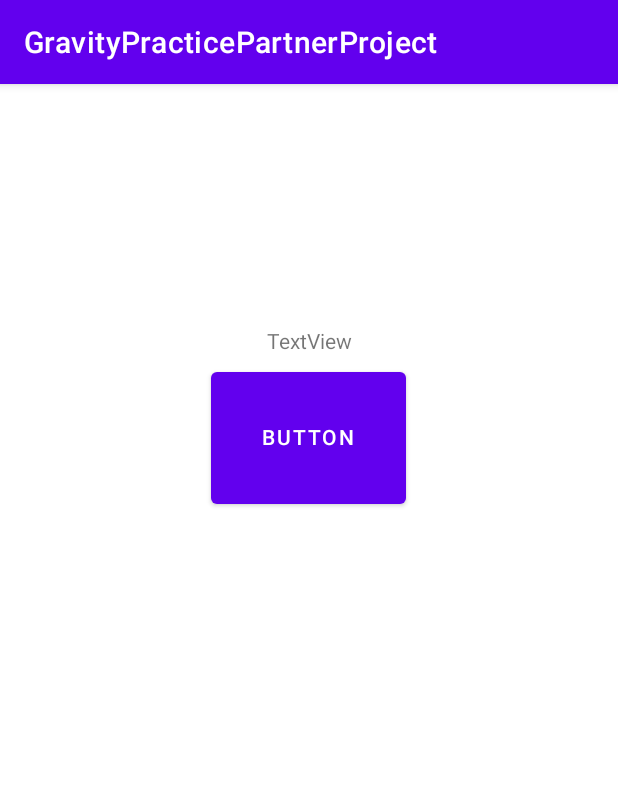
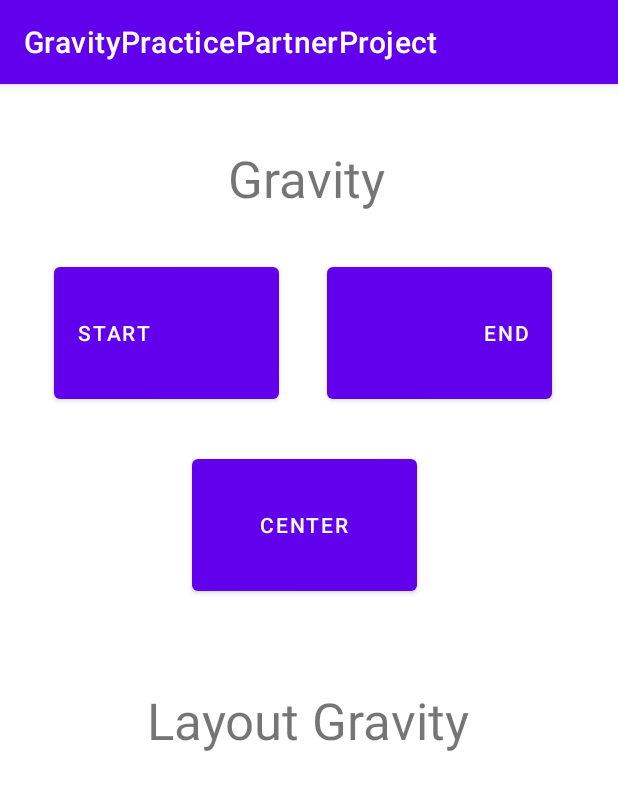
Before and after one commit to markariagno22/GravityPractice, an Android app: the screen it shows after launch (MainActivity), on a phone screen of 412 x 824 dp. Shown: the top 790 px of the screen. Run offline under Robolectric (Android 15) with nearby library versions, the phone set to English and light mode, and no system bars.

Commit message:
Created buttons with gravity

```diff
--- a/app/src/main/res/layout/activity_main.xml
+++ b/app/src/main/res/layout/activity_main.xml
@@ -7,32 +7,59 @@
     tools:context=".MainActivity">
 
 
-    <LinearLayout
-        android:layout_width="match_parent"
-        android:layout_height="360dp"
-        android:layout_marginTop="136dp"
-        android:clipToPadding="false"
-        android:orientation="vertical"
-        android:padding="20dp"
+
+    <TextView
+        android:id="@+id/textView"
+        android:layout_width="wrap_content"
+        android:layout_height="wrap_content"
+        android:layout_marginStart="152dp"
+        android:layout_marginTop="40dp"
+        android:text="Gravity"
+        android:textSize="34sp"
         app:layout_constraintStart_toStartOf="parent"
-        app:layout_constraintTop_toTopOf="parent">
+        app:layout_constraintTop_toTopOf="parent" />
 
-        <TextView
-            android:id="@+id/textView"
-            android:layout_width="120dp"
-            android:layout_height="30dp"
-            android:layout_gravity="center_horizontal|top"
-            android:gravity="center"
-            android:text="TextView" />
+    <TextView
+        android:id="@+id/textView2"
+        android:layout_width="wrap_content"
+        android:layout_height="wrap_content"
+        android:text="Layout Gravity"
+        android:textSize="34sp"
+        app:layout_constraintBottom_toBottomOf="parent"
+        app:layout_constraintEnd_toEndOf="parent"
+        app:layout_constraintHorizontal_bias="0.497"
+        app:layout_constraintStart_toStartOf="parent"
 
-        <Button
-            android:id="@+id/button5"
-            android:layout_width="130dp"
-            android:layout_height="100dp"
-            android:layout_gravity="center_horizontal|center_vertical"
-            android:includeFontPadding="false"
-            android:text="Button" />
+        app:layout_constraintTop_toTopOf="parent"
+        app:layout_constraintVertical_bias="0.555" />
 
-    </LinearLayout>
+    <Button
+        android:id="@+id/buttonEnd"
+        style="@style/CustomButton"
+        android:layout_marginStart="36dp"
+        android:layout_marginTop="116dp"
+        android:gravity="start|center_vertical"
+        android:text="Start"
+        app:layout_constraintStart_toStartOf="parent"
+        app:layout_constraintTop_toTopOf="parent" />
+
+    <Button
+        android:id="@+id/buttonStart"
+        style="@style/CustomButton"
+        android:layout_marginStart="32dp"
+        android:gravity="center_vertical|end"
+        android:text="End"
+        app:layout_constraintStart_toEndOf="@+id/buttonEnd"
+        app:layout_constraintTop_toTopOf="@+id/buttonEnd" />
+
+    <Button
+        android:id="@+id/buttonCenter"
+        style="@style/CustomButton"
+        android:layout_marginStart="92dp"
+        android:layout_marginTop="28dp"
+        android:gravity="center"
+        android:text="Center"
+        app:layout_constraintStart_toStartOf="@+id/buttonEnd"
+        app:layout_constraintTop_toBottomOf="@+id/buttonEnd" />
 
 </androidx.constraintlayout.widget.ConstraintLayout>
--- /dev/null
+++ b/app/src/main/res/values/dimens.xml
@@ -0,0 +1,7 @@
+<?xml version="1.0" encoding="utf-8"?>
+<resources>
+
+    <dimen name="buttonHeight">100dp</dimen>
+    <dimen name="buttonWidth">150dp</dimen>
+
+</resources>
--- a/app/src/main/res/values/themes.xml
+++ b/app/src/main/res/values/themes.xml
@@ -13,4 +13,12 @@
         <item name="android:statusBarColor" tools:targetApi="l">?attr/colorPrimaryVariant</item>
         <!-- Customize your theme here. -->
     </style>
+
+    <style name="CustomButton">
+        <item name="android:layout_width">@dimen/buttonWidth</item>
+        <item name="android:layout_height">@dimen/buttonHeight</item>
+    </style>
+
+
+
 </resources>
```
